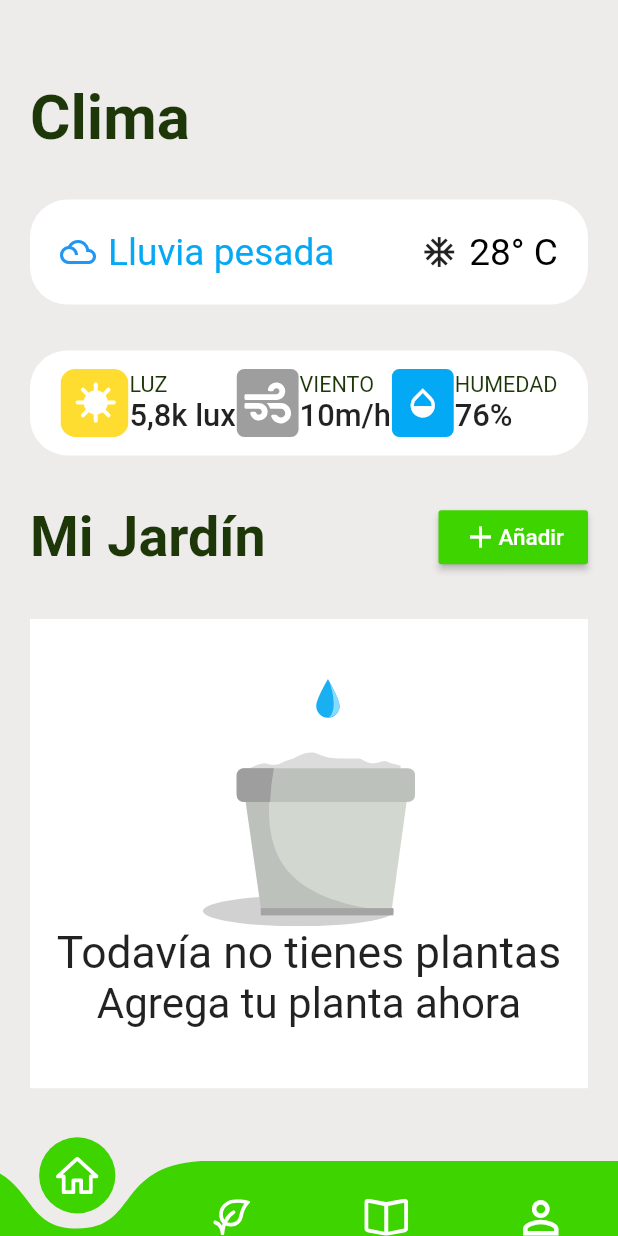
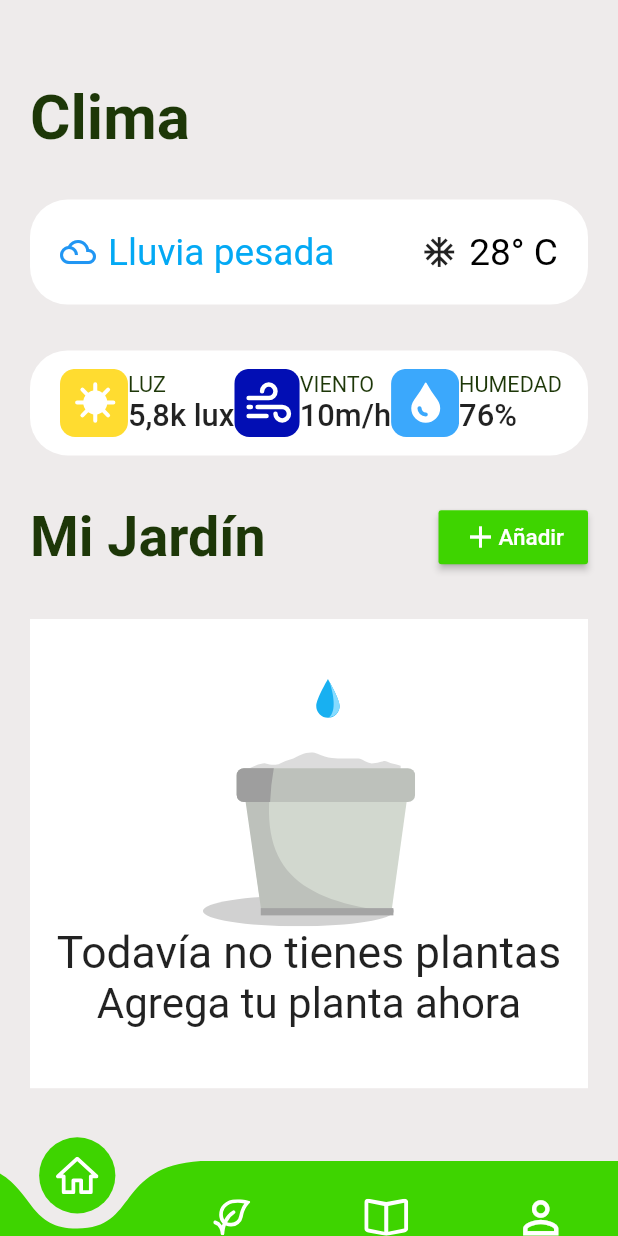
Before and after one commit to asloth/botanicare, a Flutter app: the MenuBar screen opened by its route, on a phone screen of 412 x 824 dp. Run offline on Flutter 3.47's test engine with Material 2 defaults, Android fonts, the phone set to English and light mode, and no system bars; drawn by our look-alikes of curved_navigation_bar; our stand-ins replace cloud_firestore, firebase_auth, firebase_core, flutter_svg, shared_preferences; missing offline and left inert: dart:html; accounts and stored records are empty.

Commit message:
cambio en iconos en weatherDetail

```diff
--- a/lib/src/ui/home/WeatherDetail.dart
+++ b/lib/src/ui/home/WeatherDetail.dart
@@ -45,18 +45,9 @@ class WeatherDetailWidget extends StatelessWidget {
               ],
             ),
           ),
-          Container(
+          SvgPicture.asset(
+            'assets/icons/wind-solid.svg',
             height: size.height * 0.055,
-            width: size.width * 0.1,
-            decoration: BoxDecoration(
-              color: Colors.grey,
-              borderRadius: BorderRadius.circular(5),
-            ),
-            padding: EdgeInsets.all(5),
-            child: SvgPicture.asset(
-              "assets/icons/wind-solid.svg",
-              color: Colors.white,
-            ),
           ),
           RichText(
             text: TextSpan(
@@ -77,18 +68,9 @@ class WeatherDetailWidget extends StatelessWidget {
               ],
             ),
           ),
-          Container(
+          SvgPicture.asset(
+            'assets/icons/humidity.svg',
             height: size.height * 0.055,
-            width: size.width * 0.1,
-            decoration: BoxDecoration(
-              color: Colors.lightBlue,
-              borderRadius: BorderRadius.circular(5),
-            ),
-            padding: EdgeInsets.all(5),
-            child: Icon(
-              Icons.opacity,
-              color: Colors.white,
-            ),
           ),
           RichText(
             text: TextSpan(
```
Also changed, not shown: assets/icons/humidity.svg, assets/icons/wind-solid.svg.
